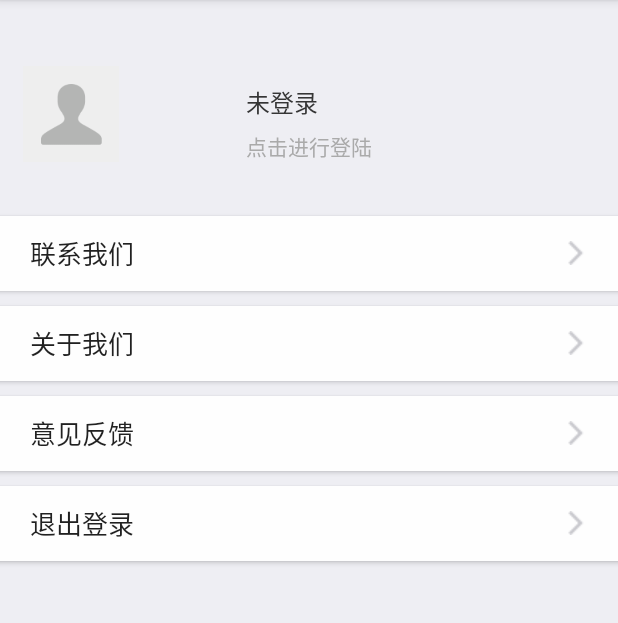
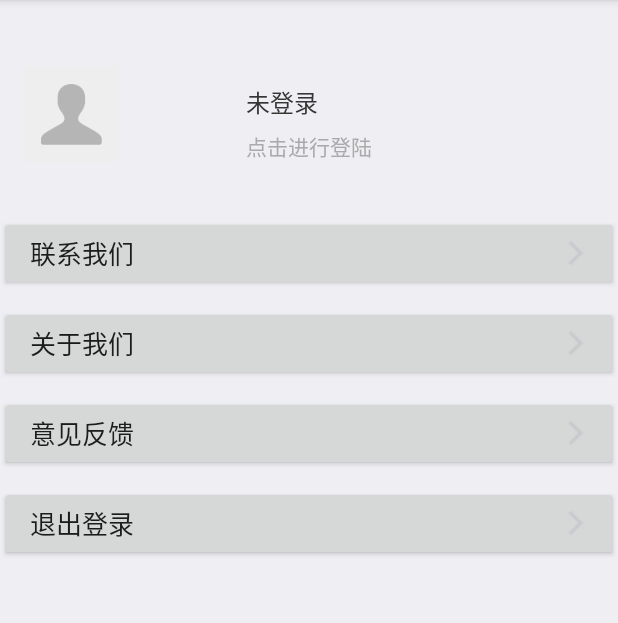
Before and after one commit to FoxyWinner/TodaysHeadlineTraining, an Android app: the fragment SettingsFragment shown on its own in the app's theme, on a phone screen of 412 x 824 dp, the part 84-707 px from its top. Run offline under Robolectric (Android 15) with nearby library versions, the phone set to English and light mode, and no system bars.

Commit message:
button的background用xml竟然会报错？去掉了

```diff
--- a/app/src/main/res/layout/fragment_settings.xml
+++ b/app/src/main/res/layout/fragment_settings.xml
@@ -64,7 +64,7 @@
         android:layout_width="fill_parent"
         android:layout_height="50dp"
         android:layout_marginTop="10dp"
-        android:background="@drawable/button_bg_selector"
+
         android:text="联系我们"
         android:textSize="17sp"
         android:gravity="center_vertical|left"
@@ -77,7 +77,7 @@
         android:layout_marginTop="10dp"
         android:layout_width="fill_parent"
         android:layout_height="50dp"
-        android:background="@drawable/button_bg_selector"
+
         android:text="关于我们"
         android:textSize="17sp"
         android:gravity="center_vertical|left"
@@ -91,7 +91,7 @@
         android:layout_marginTop="10dp"
         android:layout_width="fill_parent"
         android:layout_height="50dp"
-        android:background="@drawable/button_bg_selector"
+
         android:text="意见反馈"
         android:textSize="17sp"
         android:gravity="center_vertical|left"
@@ -103,7 +103,7 @@
         android:id="@+id/bt_resetlogin"
         android:layout_width="fill_parent"
         android:layout_height="50dp"
-        android:background="@drawable/button_bg_selector"
+
         android:layout_marginTop="10dp"
         android:text="退出登录"
         android:textSize="17sp"
```
